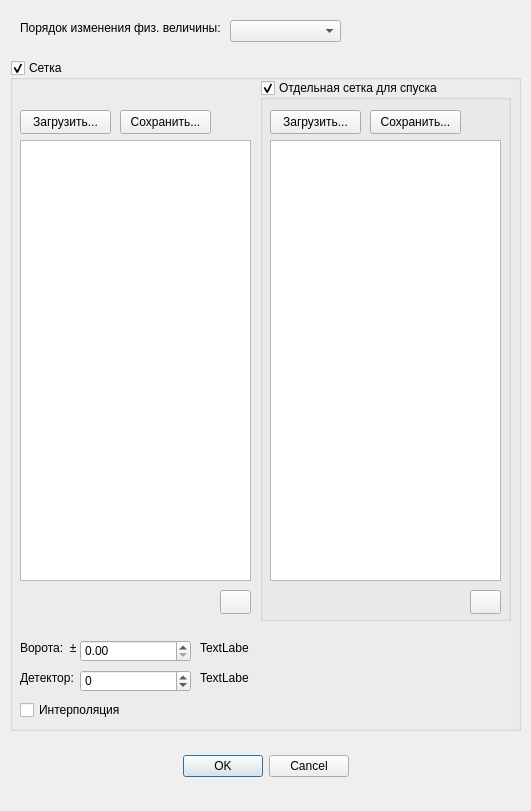
Qt form magresp/on_mr_build_dialog.ui (spectral307/magresp) before a commit.
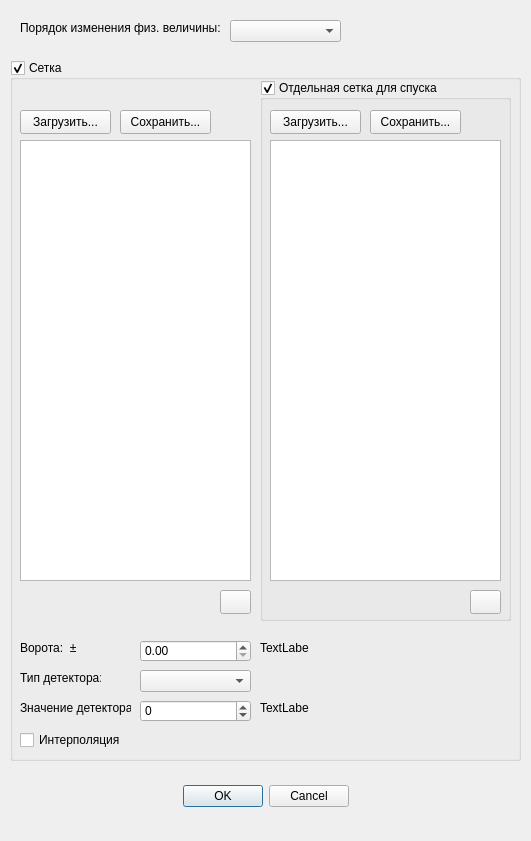
The same form after that commit.

Commit message: Add combo box for detector type selection

```diff
--- a/magresp/on_mr_build_dialog.ui
+++ b/magresp/on_mr_build_dialog.ui
@@ -7,7 +7,7 @@
     <x>0</x>
     <y>0</y>
     <width>531</width>
-    <height>811</height>
+    <height>841</height>
    </rect>
   </property>
   <property name="windowTitle">
@@ -17,7 +17,7 @@
    <property name="geometry">
     <rect>
      <x>10</x>
-     <y>750</y>
+     <y>780</y>
      <width>511</width>
      <height>32</height>
     </rect>
@@ -61,7 +61,7 @@
      <x>10</x>
      <y>60</y>
      <width>511</width>
-     <height>671</height>
+     <height>701</height>
     </rect>
    </property>
    <property name="title">
@@ -200,7 +200,7 @@
    <widget class="QDoubleSpinBox" name="margin_double_spin_box">
     <property name="geometry">
      <rect>
-      <x>70</x>
+      <x>130</x>
       <y>580</y>
       <width>111</width>
       <height>22</height>
@@ -213,7 +213,7 @@
    <widget class="QLabel" name="margin_unit_label">
     <property name="geometry">
      <rect>
-      <x>190</x>
+      <x>250</x>
       <y>580</y>
       <width>49</width>
       <height>16</height>
@@ -227,20 +227,20 @@
     <property name="geometry">
      <rect>
       <x>10</x>
-      <y>610</y>
-      <width>61</width>
+      <y>640</y>
+      <width>111</width>
       <height>16</height>
      </rect>
     </property>
     <property name="text">
-     <string>Детектор:</string>
+     <string>Значение детектора:</string>
     </property>
    </widget>
    <widget class="QSpinBox" name="detector_spin_box">
     <property name="geometry">
      <rect>
-      <x>70</x>
-      <y>610</y>
+      <x>130</x>
+      <y>640</y>
       <width>111</width>
       <height>22</height>
      </rect>
@@ -256,7 +256,7 @@
     <property name="geometry">
      <rect>
       <x>10</x>
-      <y>640</y>
+      <y>670</y>
       <width>101</width>
       <height>20</height>
      </rect>
@@ -268,8 +268,8 @@
    <widget class="QLabel" name="detector_hint_label">
     <property name="geometry">
      <rect>
-      <x>190</x>
-      <y>610</y>
+      <x>250</x>
+      <y>640</y>
       <width>49</width>
       <height>16</height>
      </rect>
@@ -278,6 +278,29 @@
      <string>TextLabel</string>
     </property>
    </widget>
+   <widget class="QComboBox" name="detector_type_combo_box">
+    <property name="geometry">
+     <rect>
+      <x>130</x>
+      <y>610</y>
+      <width>111</width>
+      <height>22</height>
+     </rect>
+    </property>
+   </widget>
+   <widget class="QLabel" name="detector_type_label">
+    <property name="geometry">
+     <rect>
+      <x>10</x>
+      <y>610</y>
+      <width>81</width>
+      <height>16</height>
+     </rect>
+    </property>
+    <property name="text">
+     <string>Тип детектора:</string>
+    </property>
+   </widget>
   </widget>
  </widget>
  <resources/>
```
The commit also changes 1 other file.
